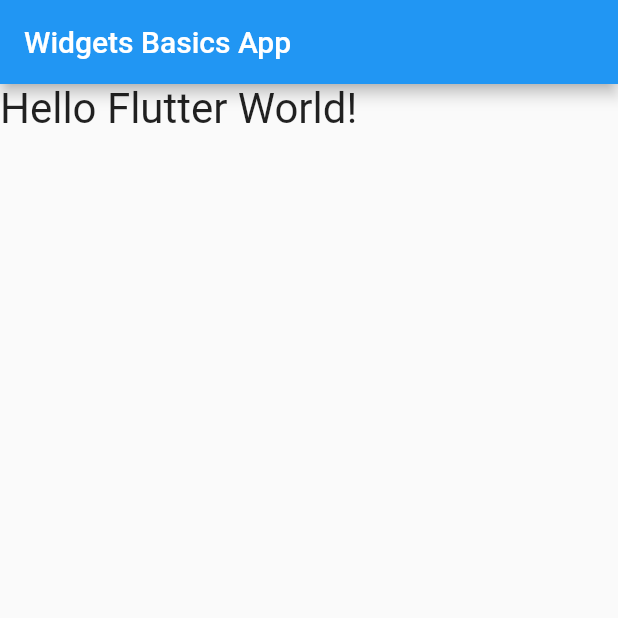
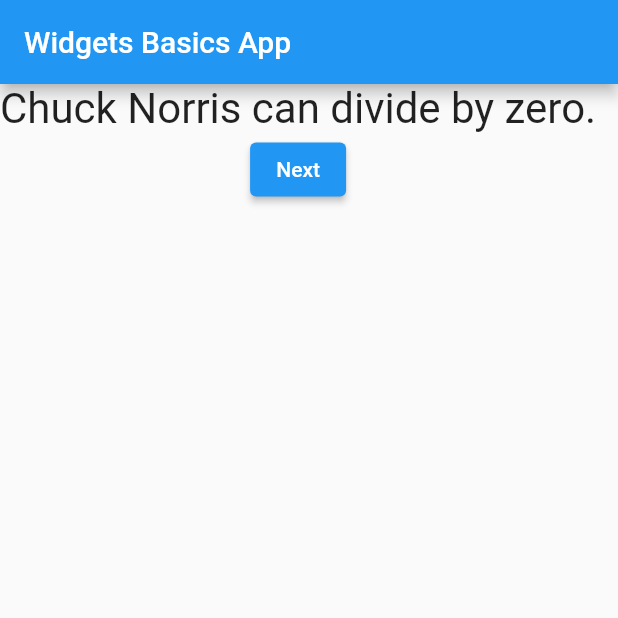
Before and after one commit to zakdim/widgets_basics_assignment, a Flutter app: the screen it shows after launch, on a phone screen of 412 x 824 dp, the top half of it. Run offline on Flutter 3.47's test engine with Material 2 defaults, Android fonts, the phone set to English and light mode, and no system bars.

Commit message:
step-2: Add a buton which changes the text

```diff
--- a/lib/main.dart
+++ b/lib/main.dart
@@ -13,6 +13,27 @@ class WidgetBasicsApp extends StatefulWidget {
 }
 
 class _WidgetBasicsAppState extends State<WidgetBasicsApp> {
+  final _jokes = const [
+    'Chuck Norris can divide by zero.',
+    'Time waits for no man. Unless that man is Chuck Norris.',
+    'Chuck Norris does not sleep. He waits.',
+    'The chief export of Chuck Norris is pain.',
+    'Chuck Norris can dribble a bowling ball.',
+    'Chuck Norris counted to infinity... twice.',
+    'Chuck Norris makes onions cry.',
+  ];
+  var _jokeIndex = 0;
+
+  void _nextJoke() {
+    setState(() {
+      _jokeIndex = (_jokeIndex + 1) % _jokes.length;
+    });
+    print('Joke index $_jokeIndex');
+    if (_jokeIndex == _jokes.length - 1) {
+      print('Ran out of jokes. Restarting...');
+    }
+  }
+
   @override
   Widget build(BuildContext context) {
     return MaterialApp(
@@ -23,9 +44,13 @@ class _WidgetBasicsAppState extends State<WidgetBasicsApp> {
         body: Column(
           children: [
             Text(
-              'Hello Flutter World!',
+              _jokes[_jokeIndex],
               style: TextStyle(fontSize: 28),
             ),
+            ElevatedButton(
+              onPressed: _nextJoke,
+              child: Text('Next'),
+            )
           ],
         ),
       ),
```
